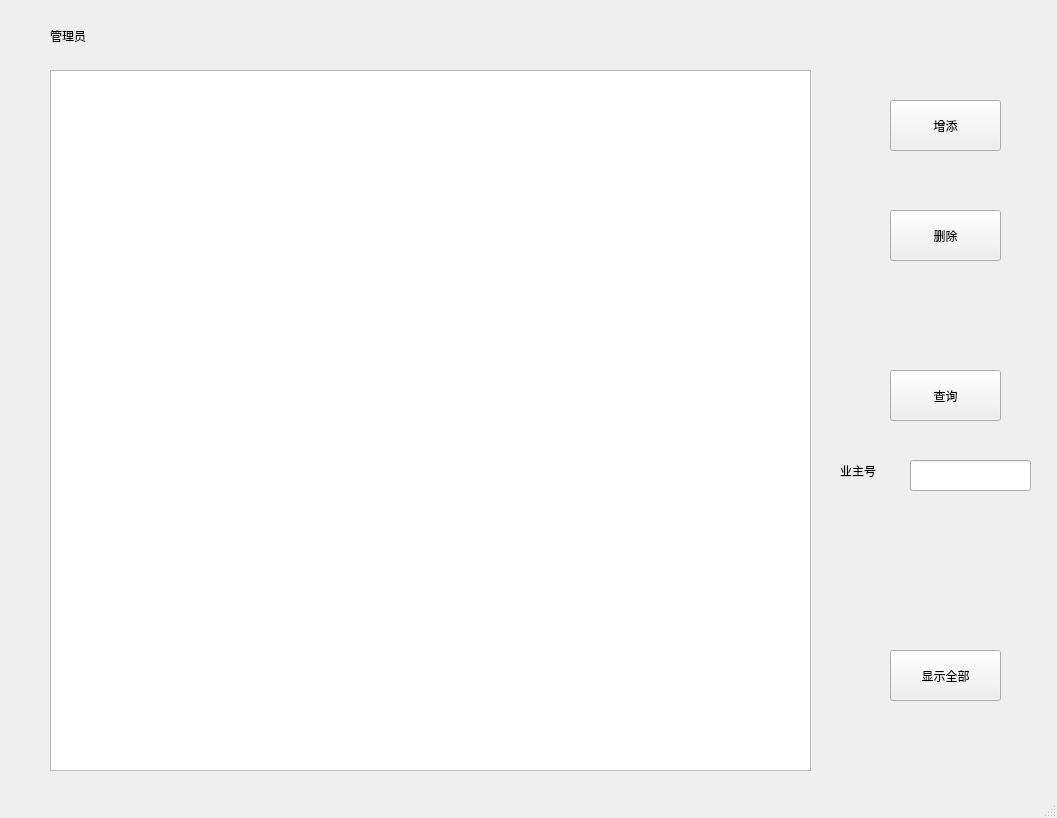
This is Admin.ui in Arsene-W/SQLCD as Qt 5 draws it before an edit. The edited form follows.
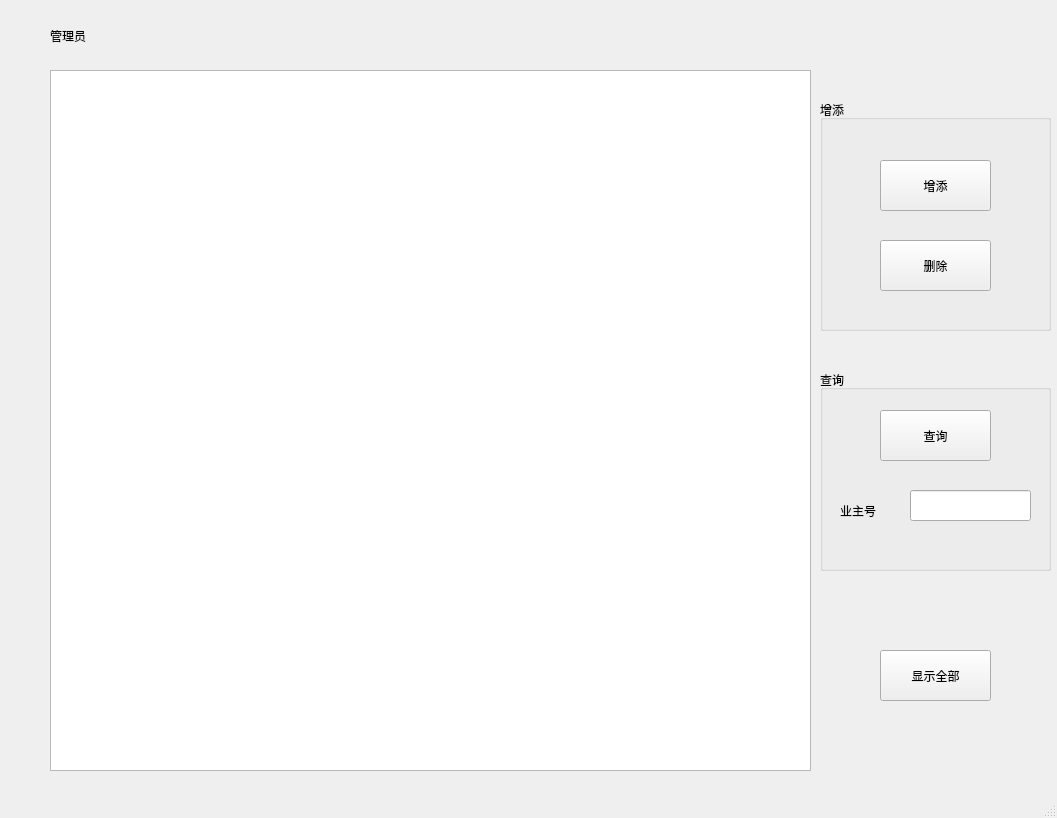
This is the edited form.

What changed in the file:
```diff
--- a/Admin.ui
+++ b/Admin.ui
@@ -36,54 +36,6 @@
      <string>管理员</string>
     </property>
    </widget>
-   <widget class="QPushButton" name="pushButton">
-    <property name="geometry">
-     <rect>
-      <x>890</x>
-      <y>100</y>
-      <width>111</width>
-      <height>51</height>
-     </rect>
-    </property>
-    <property name="styleSheet">
-     <string notr="true">font: 11pt &quot;黑体&quot;;</string>
-    </property>
-    <property name="text">
-     <string>增添</string>
-    </property>
-   </widget>
-   <widget class="QPushButton" name="pushButton_2">
-    <property name="geometry">
-     <rect>
-      <x>890</x>
-      <y>210</y>
-      <width>111</width>
-      <height>51</height>
-     </rect>
-    </property>
-    <property name="styleSheet">
-     <string notr="true">font: 11pt &quot;黑体&quot;;</string>
-    </property>
-    <property name="text">
-     <string>删除</string>
-    </property>
-   </widget>
-   <widget class="QPushButton" name="pushButton_3">
-    <property name="geometry">
-     <rect>
-      <x>890</x>
-      <y>370</y>
-      <width>111</width>
-      <height>51</height>
-     </rect>
-    </property>
-    <property name="styleSheet">
-     <string notr="true">font: 11pt &quot;黑体&quot;;</string>
-    </property>
-    <property name="text">
-     <string>查询</string>
-    </property>
-   </widget>
    <widget class="QTableView" name="tableView">
     <property name="geometry">
      <rect>
@@ -94,36 +46,10 @@
      </rect>
     </property>
    </widget>
-   <widget class="QLabel" name="label_2">
-    <property name="geometry">
-     <rect>
-      <x>840</x>
-      <y>460</y>
-      <width>51</width>
-      <height>21</height>
-     </rect>
-    </property>
-    <property name="styleSheet">
-     <string notr="true">font: 11pt &quot;黑体&quot;;</string>
-    </property>
-    <property name="text">
-     <string>业主号</string>
-    </property>
-   </widget>
-   <widget class="QLineEdit" name="lineEdit">
-    <property name="geometry">
-     <rect>
-      <x>910</x>
-      <y>460</y>
-      <width>121</width>
-      <height>31</height>
-     </rect>
-    </property>
-   </widget>
    <widget class="QPushButton" name="pushButton_4">
     <property name="geometry">
      <rect>
-      <x>890</x>
+      <x>880</x>
       <y>650</y>
       <width>111</width>
       <height>51</height>
@@ -136,6 +62,106 @@
      <string>显示全部</string>
     </property>
    </widget>
+   <widget class="QGroupBox" name="groupBox">
+    <property name="geometry">
+     <rect>
+      <x>820</x>
+      <y>100</y>
+      <width>231</width>
+      <height>231</height>
+     </rect>
+    </property>
+    <property name="title">
+     <string>增添</string>
+    </property>
+    <widget class="QPushButton" name="pushButton">
+     <property name="geometry">
+      <rect>
+       <x>60</x>
+       <y>60</y>
+       <width>111</width>
+       <height>51</height>
+      </rect>
+     </property>
+     <property name="styleSheet">
+      <string notr="true">font: 11pt &quot;黑体&quot;;</string>
+     </property>
+     <property name="text">
+      <string>增添</string>
+     </property>
+    </widget>
+    <widget class="QPushButton" name="pushButton_2">
+     <property name="geometry">
+      <rect>
+       <x>60</x>
+       <y>140</y>
+       <width>111</width>
+       <height>51</height>
+      </rect>
+     </property>
+     <property name="styleSheet">
+      <string notr="true">font: 11pt &quot;黑体&quot;;</string>
+     </property>
+     <property name="text">
+      <string>删除</string>
+     </property>
+    </widget>
+   </widget>
+   <widget class="QGroupBox" name="groupBox_2">
+    <property name="geometry">
+     <rect>
+      <x>820</x>
+      <y>370</y>
+      <width>231</width>
+      <height>201</height>
+     </rect>
+    </property>
+    <property name="title">
+     <string>查询</string>
+    </property>
+    <widget class="QPushButton" name="pushButton_3">
+     <property name="geometry">
+      <rect>
+       <x>60</x>
+       <y>40</y>
+       <width>111</width>
+       <height>51</height>
+      </rect>
+     </property>
+     <property name="styleSheet">
+      <string notr="true">font: 11pt &quot;黑体&quot;;</string>
+     </property>
+     <property name="text">
+      <string>查询</string>
+     </property>
+    </widget>
+    <widget class="QLabel" name="label_2">
+     <property name="geometry">
+      <rect>
+       <x>20</x>
+       <y>130</y>
+       <width>51</width>
+       <height>21</height>
+      </rect>
+     </property>
+     <property name="styleSheet">
+      <string notr="true">font: 11pt &quot;黑体&quot;;</string>
+     </property>
+     <property name="text">
+      <string>业主号</string>
+     </property>
+    </widget>
+    <widget class="QLineEdit" name="lineEdit">
+     <property name="geometry">
+      <rect>
+       <x>90</x>
+       <y>120</y>
+       <width>121</width>
+       <height>31</height>
+      </rect>
+     </property>
+    </widget>
+   </widget>
   </widget>
   <widget class="QStatusBar" name="statusbar"/>
  </widget>
```
